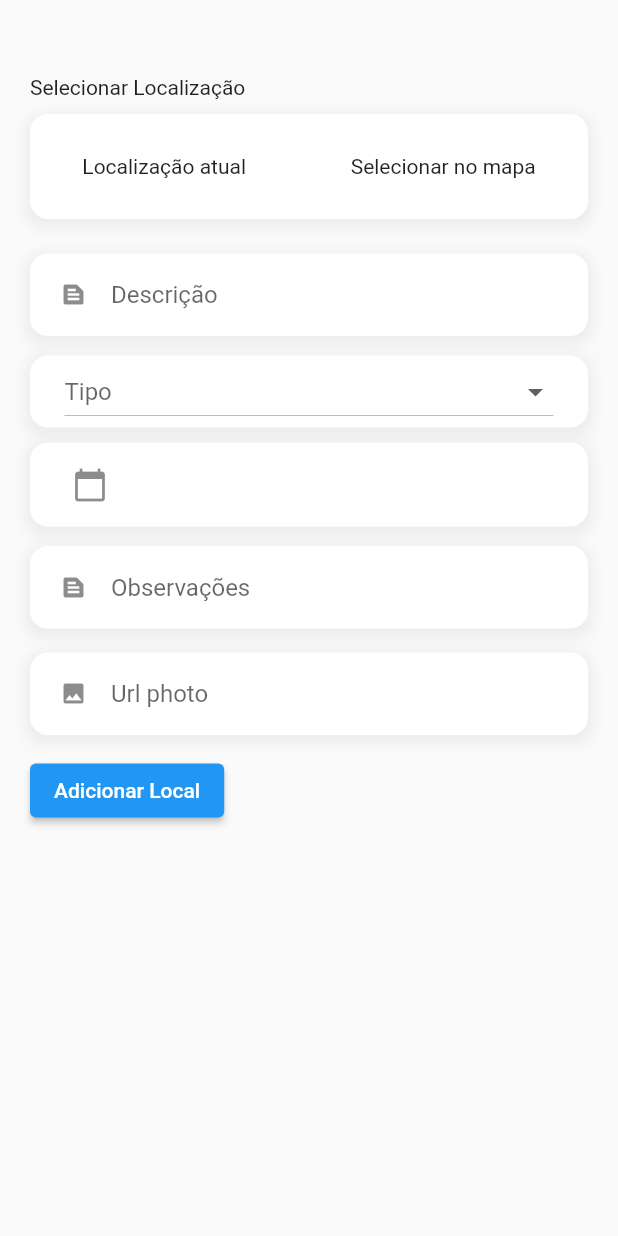
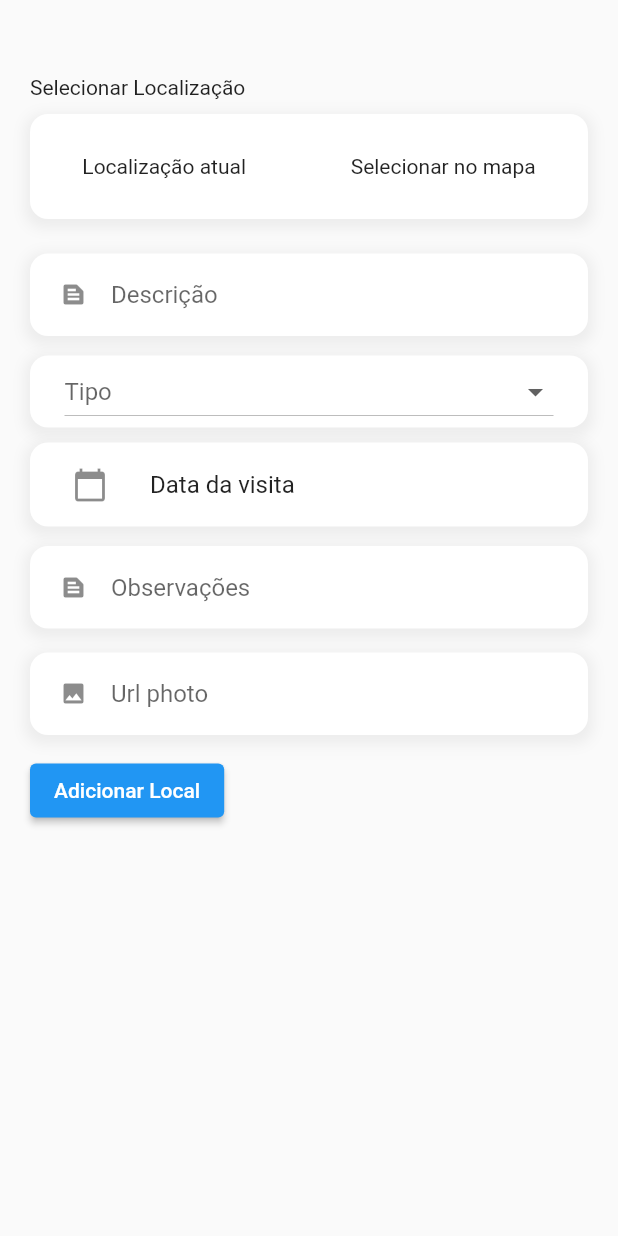
Before and after one commit to firminoazevedo/engeselt_test, a Flutter app: the screen it shows after launch, after a tap on the "add" icon, on a phone screen of 412 x 824 dp. Run offline on Flutter 3.47's test engine with Material 2 defaults, Android fonts, the light colour scheme and no system bars; our stand-ins replace google_maps_flutter, location.

Commit message:
Data da visita show befora selected data

```diff
--- a/lib/app/pages/home/components/date_component.dart
+++ b/lib/app/pages/home/components/date_component.dart
@@ -20,6 +20,12 @@
 }
 
 class _DateComponentState extends State<DateComponent> {
+  @override
+  void initState() {
+    widget.textEditingController.text = 'Data da visita';
+    super.initState();
+  }
+
   @override
   Widget build(BuildContext context) {
     return Container(
```
